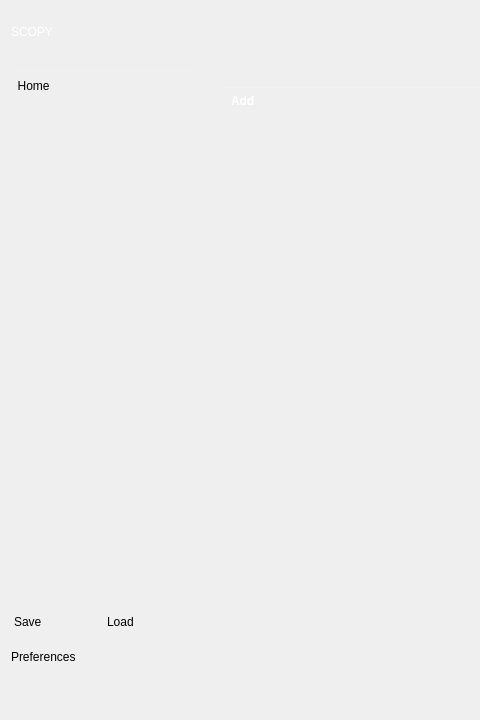
Before: the Qt Designer form ui/tool_launcher.ui in analogdevicesinc/scopy, drawn with Qt 5; both pictures show x 0 to 480 and y 0 to 720 of the 1280 by 720 pixel window.
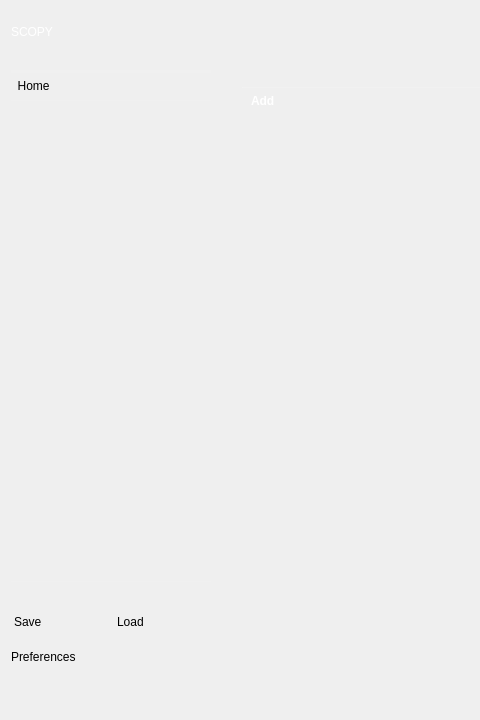
After: the same form once the commit is applied. Icons and pictures are not drawn. Custom widgets are drawn as their Qt base class.

Commit message: ui/tool_launcher.ui: increase the size of the menu to make sure every tool fits in

What changed in the file:
```diff
--- a/ui/tool_launcher.ui
+++ b/ui/tool_launcher.ui
@@ -289,7 +289,7 @@
            <rect>
             <x>0</x>
             <y>0</y>
-            <width>180</width>
+            <width>200</width>
             <height>440</height>
            </rect>
           </property>
@@ -375,7 +375,7 @@
          </property>
          <property name="sizeHint" stdset="0">
           <size>
-           <width>180</width>
+           <width>200</width>
            <height>20</height>
           </size>
          </property>
```
